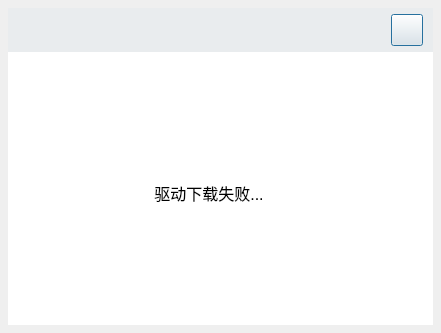
Old version of the form iTunesDriverDlg.ui in the repository chifandeyu/iTunesDriverTool.
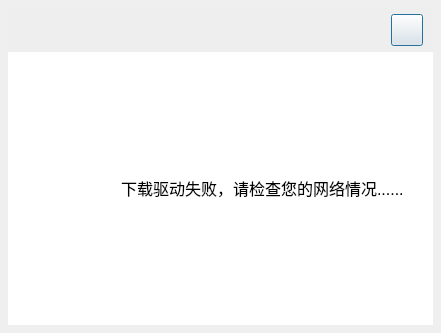
New version of the form. The open tabs and pages were chosen to show the change. Icons and pictures are not drawn.

```diff
--- a/iTunesDriverDlg.ui
+++ b/iTunesDriverDlg.ui
@@ -65,7 +65,7 @@
         <property name="styleSheet">
          <string notr="true">QWidget#titleBar
 {
-    background-color: rgb(233, 236, 238);
+    background-color: rgb(238, 238, 238);
 }</string>
         </property>
         <layout class="QHBoxLayout" name="horizontalLayout_5">
@@ -85,7 +85,7 @@
           <widget class="QLabel" name="titleLab">
            <property name="styleSheet">
             <string notr="true">QWidget#titleLab{
-    color: rgb(51, 51, 51);
+	color: rgb(48, 48, 48);
     font: 14pt &quot;Microsoft YaHei UI&quot;;
 }
 </string>
@@ -109,6 +109,12 @@
              <height>32</height>
             </size>
            </property>
+           <property name="cursor">
+            <cursorShape>PointingHandCursor</cursorShape>
+           </property>
+           <property name="toolTip">
+            <string>关闭</string>
+           </property>
            <property name="styleSheet">
             <string notr="true">QPushButton#closeBtn {
 	border-image: url(:/res/dialog_close.png) 0 0 96 0;
@@ -535,59 +541,46 @@
          <property name="styleSheet">
           <string notr="true">font: 12pt &quot;Microsoft YaHei UI&quot;;\ncolor: rgb(51, 51, 51);</string>
          </property>
-         <widget class="QLabel" name="MMInstallDrvMsg">
+         <widget class="QWidget" name="layoutWidget">
           <property name="geometry">
            <rect>
             <x>30</x>
-            <y>170</y>
-            <width>371</width>
-            <height>51</height>
-           </rect>
-          </property>
-          <property name="font">
-           <font>
-            <family>Microsoft YaHei UI</family>
-            <pointsize>12</pointsize>
-            <weight>50</weight>
-            <italic>false</italic>
-            <bold>false</bold>
-           </font>
-          </property>
-          <property name="text">
-           <string/>
-          </property>
-          <property name="alignment">
-           <set>Qt::AlignLeading|Qt::AlignLeft|Qt::AlignVCenter</set>
-          </property>
-          <property name="wordWrap">
-           <bool>true</bool>
-          </property>
-         </widget>
-         <widget class="QWidget" name="horizontalLayoutWidget_3">
-          <property name="geometry">
-           <rect>
-            <x>0</x>
-            <y>120</y>
-            <width>401</width>
-            <height>41</height>
+            <y>50</y>
+            <width>381</width>
+            <height>171</height>
            </rect>
           </property>
           <layout class="QHBoxLayout" name="horizontalLayout_4">
+           <property name="spacing">
+            <number>8</number>
+           </property>
            <item>
-            <spacer name="horizontalSpacer_3">
-             <property name="orientation">
-              <enum>Qt::Horizontal</enum>
+            <widget class="QLabel" name="label_errorLab">
+             <property name="minimumSize">
+              <size>
+               <width>64</width>
+               <height>64</height>
+              </size>
              </property>
-             <property name="sizeHint" stdset="0">
+             <property name="maximumSize">
               <size>
-               <width>40</width>
-               <height>20</height>
+               <width>64</width>
+               <height>64</height>
               </size>
              </property>
-            </spacer>
+             <property name="styleSheet">
+              <string notr="true">QLabel#label_errorLab
+{
+    border-image:url(:/res/warning.png);
+}</string>
+             </property>
+             <property name="text">
+              <string/>
+             </property>
+            </widget>
            </item>
            <item>
-            <widget class="QLabel" name="MMInstallDrvFailedLab">
+            <widget class="QLabel" name="MMInstallDrvMsg">
              <property name="font">
               <font>
                <family>Microsoft YaHei UI</family>
@@ -597,30 +590,17 @@
                <bold>false</bold>
               </font>
              </property>
-             <property name="styleSheet">
-              <string notr="true"/>
-             </property>
              <property name="text">
-              <string>驱动下载失败...</string>
+              <string>下载驱动失败，请检查您的网络情况......</string>
              </property>
              <property name="alignment">
-              <set>Qt::AlignCenter</set>
+              <set>Qt::AlignLeading|Qt::AlignLeft|Qt::AlignVCenter</set>
+             </property>
+             <property name="wordWrap">
+              <bool>true</bool>
              </property>
             </widget>
            </item>
-           <item>
-            <spacer name="horizontalSpacer_4">
-             <property name="orientation">
-              <enum>Qt::Horizontal</enum>
-             </property>
-             <property name="sizeHint" stdset="0">
-              <size>
-               <width>40</width>
-               <height>20</height>
-              </size>
-             </property>
-            </spacer>
-           </item>
           </layout>
          </widget>
         </widget>
@@ -628,7 +608,7 @@
          <property name="styleSheet">
           <string notr="true">font: 12pt &quot;Microsoft YaHei UI&quot;;\ncolor: rgb(51, 51, 51);</string>
          </property>
-         <widget class="QWidget" name="">
+         <widget class="QWidget" name="layoutWidget">
           <property name="geometry">
            <rect>
             <x>60</x>
```
